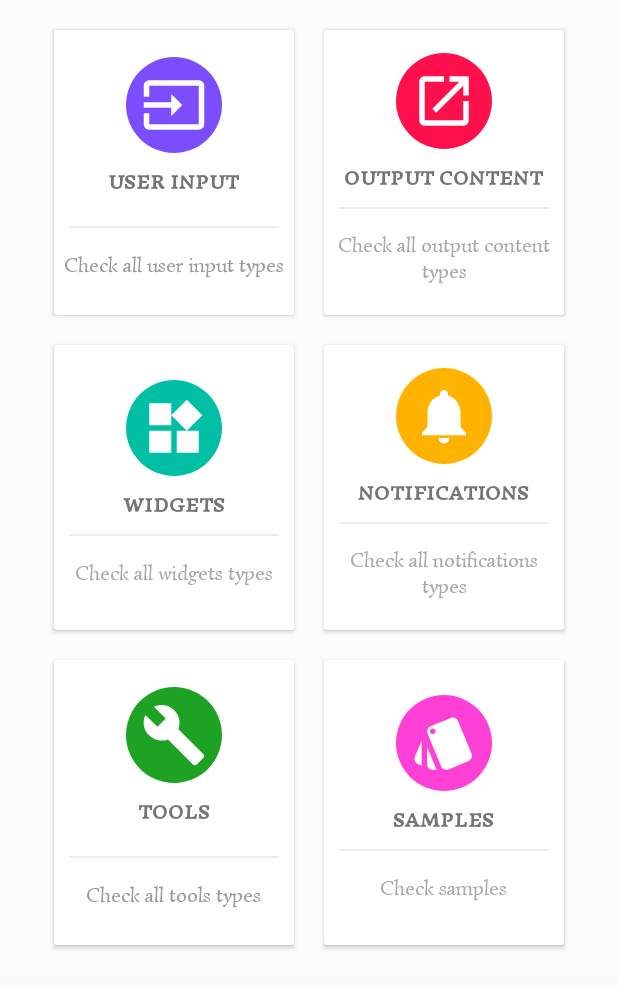
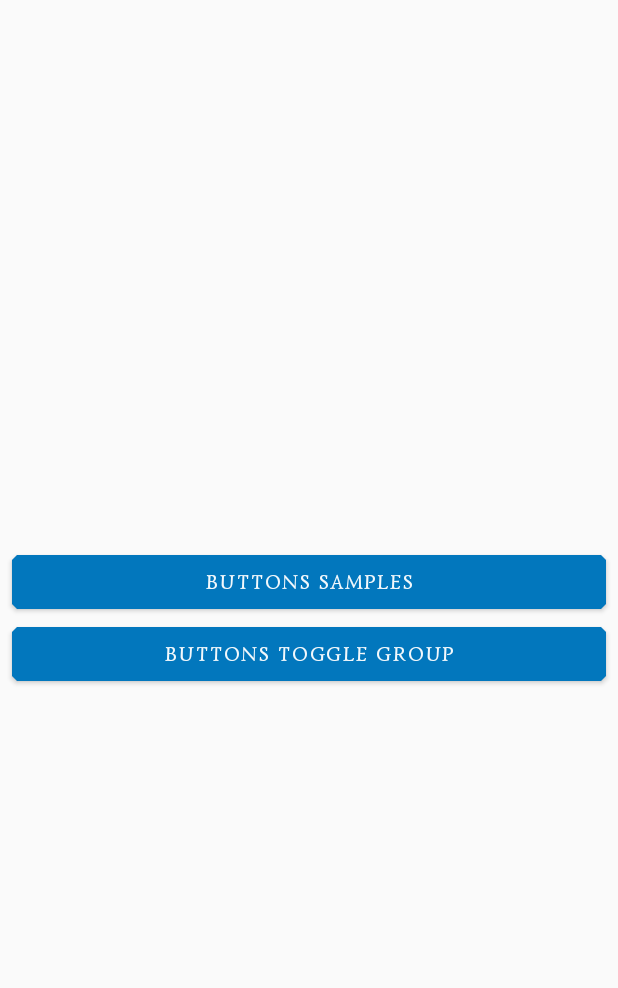
Before and after one commit to refka-farid/UI-playground, an Android app: the screen it shows after launch (DashboardActivity), after a tap on "WIDGETS", on a phone screen of 412 x 824 dp. Shown: the top 988 px of the screen. Run offline under Robolectric (Android 15) with nearby library versions, the phone set to English and light mode, and no system bars; Roboto replaces fonts that are not available here.

Commit message:
[ui-playground] add buttons wip

```diff
--- a/playground/src/main/java/com/bravedroid/playground/MainFragment.kt
+++ b/playground/src/main/java/com/bravedroid/playground/MainFragment.kt
@@ -26,6 +26,8 @@ class MainFragment : Fragment() {
                 R.id.output_content_cardview -> {
                 }
                 R.id.widgets_cardview -> {
+                    findNavController().navigate(
+                            MainFragmentDirections.actionMainFragmentToWidgetsFragment())
                 }
                 R.id.notifications_cardview -> {
                     findNavController().navigate(
--- /dev/null
+++ b/playground/src/main/java/com/bravedroid/playground/WidgetsFragment.kt
@@ -0,0 +1,47 @@
+package com.bravedroid.playground
+
+
+import android.os.Bundle
+import android.text.TextUtils
+import android.view.LayoutInflater
+import android.view.View
+import android.view.ViewGroup
+import android.widget.Button
+import androidx.fragment.app.Fragment
+import androidx.navigation.findNavController
+import kotlinx.android.synthetic.main.fragment_widgets.*
+
+/**
+ * A simple [Fragment] subclass.
+ */
+class WidgetsFragment : Fragment() {
+
+    override fun onCreateView(inflater: LayoutInflater, container: ViewGroup?,
+                              savedInstanceState: Bundle?): View? {
+        // Inflate the layout for this fragment
+        return inflater.inflate(R.layout.fragment_widgets, container, false)
+    }
+
+    override fun onViewCreated(view: View, savedInstanceState: Bundle?) {
+
+        val callback: (View) -> Unit = { view ->
+            when (view.id) {
+                R.id.buttonsSamples_btn -> {
+                    view.findNavController().navigate(
+                            WidgetsFragmentDirections.actionWidgetsFragmentToButtonsFragment()
+                    )
+
+                }
+                R.id.buttonsToggleGroup_btn ->{
+                    view.findNavController().navigate(
+                            WidgetsFragmentDirections.actionWidgetsFragmentToButtonsToggleGroupFragment()
+                    )
+                }
+
+            }
+        }
+
+        buttonsSamples_btn.setOnClickListener(callback)
+        buttonsToggleGroup_btn.setOnClickListener(callback)
+    }
+}
--- /dev/null
+++ b/playground/src/main/res/drawable/ic_crop_din.xml
@@ -0,0 +1,5 @@
+<vector android:height="24dp" android:tint="#FFFFFF"
+    android:viewportHeight="24.0" android:viewportWidth="24.0"
+    android:width="24dp" xmlns:android="http://schemas.android.com/apk/res/android">
+    <path android:fillColor="#FF000000" android:pathData="M19,3L5,3c-1.1,0 -2,0.9 -2,2v14c0,1.1 0.9,2 2,2h14c1.1,0 2,-0.9 2,-2L21,5c0,-1.1 -0.9,-2 -2,-2zM19,19L5,19L5,5h14v14z"/>
+</vector>
--- /dev/null
+++ b/playground/src/main/res/layout/fragment_widgets.xml
@@ -0,0 +1,35 @@
+<?xml version="1.0" encoding="utf-8"?>
+<androidx.constraintlayout.widget.ConstraintLayout xmlns:android="http://schemas.android.com/apk/res/android"
+    xmlns:app="http://schemas.android.com/apk/res-auto"
+    xmlns:tools="http://schemas.android.com/tools"
+    android:layout_width="match_parent"
+    android:layout_height="match_parent"
+    tools:context=".WidgetsFragment">
+
+    <Button
+        android:id="@+id/buttonsSamples_btn"
+        style="@style/appButtonStyle"
+        android:layout_width="match_parent"
+        android:layout_height="wrap_content"
+        android:layout_marginStart="8dp"
+        android:layout_marginEnd="8dp"
+        android:text="Buttons samples"
+        app:layout_constraintBottom_toTopOf="@+id/buttonsToggleGroup_btn"
+        app:layout_constraintEnd_toEndOf="parent"
+        app:layout_constraintStart_toStartOf="parent"
+        app:layout_constraintTop_toTopOf="parent"
+        app:layout_constraintVertical_chainStyle="packed" />
+
+    <Button
+        android:id="@+id/buttonsToggleGroup_btn"
+        style="@style/appButtonStyle"
+        android:layout_width="match_parent"
+        android:layout_height="wrap_content"
+        android:layout_marginStart="8dp"
+        android:layout_marginEnd="8dp"
+        android:text="Buttons Toggle Group"
+        app:layout_constraintBottom_toBottomOf="parent"
+        app:layout_constraintEnd_toEndOf="parent"
+        app:layout_constraintStart_toStartOf="parent"
+        app:layout_constraintTop_toBottomOf="@+id/buttonsSamples_btn" />
+</androidx.constraintlayout.widget.ConstraintLayout>
--- a/playground/src/main/res/navigation/main_nav_graph.xml
+++ b/playground/src/main/res/navigation/main_nav_graph.xml
@@ -11,6 +11,9 @@
         <action
             android:id="@+id/action_mainFragment_to_notificationFragment"
             app:destination="@id/notificationFragment" />
+        <action
+            android:id="@+id/action_mainFragment_to_widgetsFragment"
+            app:destination="@id/widgetsFragment" />
     </fragment>
     <fragment
         android:id="@+id/notificationFragment"
@@ -50,4 +53,26 @@
         android:name="com.bravedroid.playground.notifications.PersistentNotificationFragment"
         android:label="fragment_persisitent_notification"
         tools:layout="@layout/fragment_persisitent_notification" />
+    <fragment
+        android:id="@+id/widgetsFragment"
+        android:name="com.bravedroid.playground.WidgetsFragment"
+        android:label="fragment_widgets"
+        tools:layout="@layout/fragment_widgets" >
+        <action
+            android:id="@+id/action_widgetsFragment_to_buttonsFragment"
+            app:destination="@id/buttonsFragment" />
+        <action
+            android:id="@+id/action_widgetsFragment_to_buttonsToggleGroupFragment"
+            app:destination="@id/buttonsToggleGroupFragment" />
+    </fragment>
+    <fragment
+        android:id="@+id/buttonsFragment"
+        android:name="com.bravedroid.playground.ButtonsFragment"
+        android:label="fragment_buttons"
+        tools:layout="@layout/fragment_buttons" />
+    <fragment
+        android:id="@+id/buttonsToggleGroupFragment"
+        android:name="com.bravedroid.playground.ButtonsToggleGroupFragment"
+        android:label="fragment_buttons_toggle_group"
+        tools:layout="@layout/fragment_buttons_toggle_group" />
 </navigation>
--- a/ui-styles/src/main/res/values/style_shape_type.xml
+++ b/ui-styles/src/main/res/values/style_shape_type.xml
@@ -1,17 +1,19 @@
 <?xml version="1.0" encoding="utf-8"?>
 <resources>
+
     <style name="ShapeAppearance.MyTheme.SmallComponent" parent="ShapeAppearance.MaterialComponents.SmallComponent">
-        <!--Your custom shape here-->
+        <item name="cornerFamily">cut</item>
+        <item name="cornerSize">8dp</item>
     </style>
 
     <!--Shape Appearance for medium components like cards, alert dialogs-->
     <style name="ShapeAppearance.MyTheme.MediumComponent" parent="ShapeAppearance.MaterialComponents.MediumComponent">
-        <!--Your custom shape here-->
+        <item name="cornerFamily">cut</item>
+        <item name="cornerSize">8dp</item>
     </style>
 
     <!--Shape Appearance for large components like side and bottom navigation drawers-->
     <style name="ShapeAppearance.MyTheme.LargeComponent" parent="ShapeAppearance.MaterialComponents.LargeComponent">
         <!--Your custom shape here-->
     </style>
-
 </resources>
--- a/ui-styles/src/main/res/values/theme_cerulean_base.xml
+++ b/ui-styles/src/main/res/values/theme_cerulean_base.xml
@@ -82,4 +82,21 @@
     components (notification/forms/)
     https://medium.com/mindorks/mastering-android-themes-chapter-1-4aadfa750ca7
     -->
+
+    <style name="appButtonStyle" parent="Widget.MaterialComponents.Button">
+        <item name="enforceMaterialTheme">true</item>
+        <item name="enforceTextAppearance">true</item>
+        <item name="cornerRadius">3dp</item>
+        <item name="elevation">2dp</item>
+        <item name="shapeAppearance">?attr/shapeAppearanceSmallComponent</item>
+    </style>
+
+    <style name="AppOutlinedButton" parent="Widget.MaterialComponents.Button.OutlinedButton">
+        <item name="strokeWidth">1dp</item>
+    </style>
+
+    <style name="AppToggleButton" parent="Widget.MaterialComponents.MaterialButtonToggleGroup">
+        <item name="singleSelection">false</item>
+        <item name="selectionRequired">false</item>
+    </style>
 </resources>
```
Also changed, not shown: playground/src/main/java/com/bravedroid/playground/ButtonsFragment.kt (added, +44 -0 lines), playground/src/main/java/com/bravedroid/playground/ButtonsToggleGroupFragment.kt (added, +24 -0 lines), playground/src/main/java/com/bravedroid/playground/NotificationFactory.kt (+61 -6 lines), playground/src/main/java/com/bravedroid/playground/notifications/PersistentNotificationFragment.kt (+7 -0 lines), playground/src/main/res/layout/fragment_buttons.xml (added, +204 -0 lines), playground/src/main/res/layout/fragment_buttons_toggle_group.xml (added, +148 -0 lines), playground/src/main/res/layout/fragment_persisitent_notification.xml (+11 -0 lines), playground/src/main/res/layout/notification_large.xml (added, +7 -0 lines), playground/src/main/res/layout/notification_small.xml (added, +22 -0 lines).
